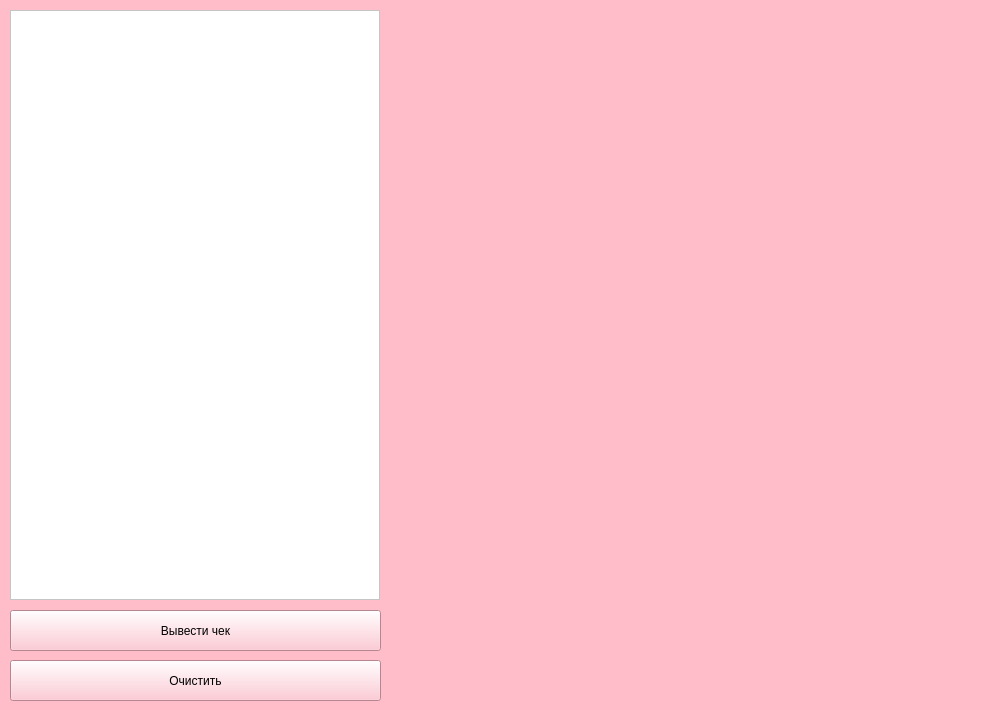
Before: the Qt Designer form ui_files/Check.ui in showpicep/SQLite_PyQt, drawn with Qt 5.
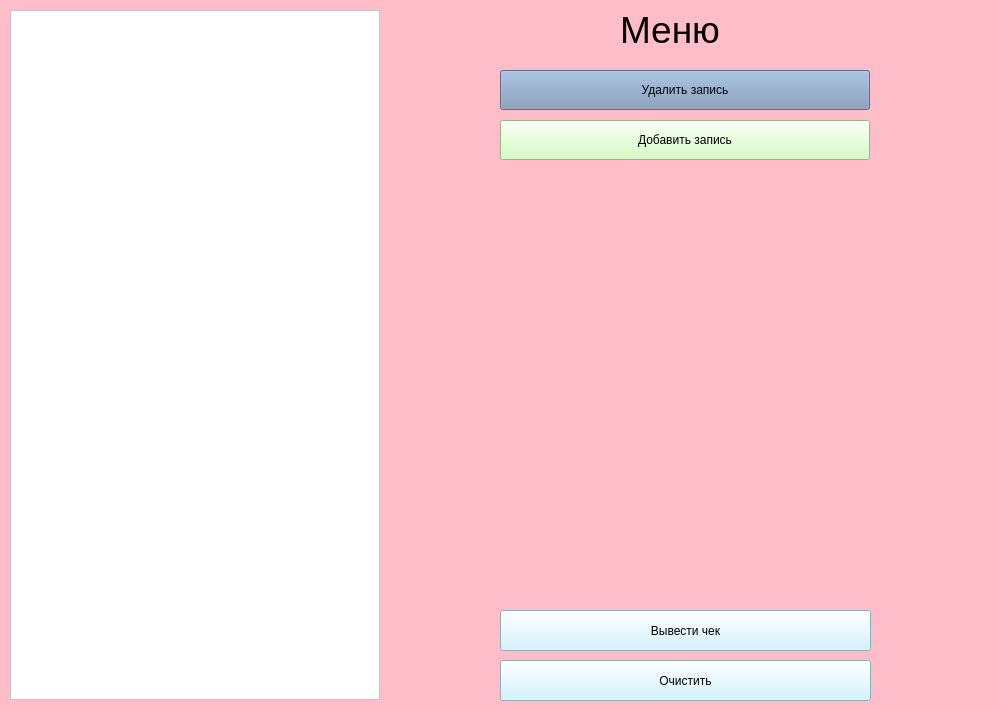
After: the same form once the commit is applied.

```diff
--- a/ui_files/Check.ui
+++ b/ui_files/Check.ui
@@ -10,6 +10,18 @@
     <height>710</height>
    </rect>
   </property>
+  <property name="minimumSize">
+   <size>
+    <width>0</width>
+    <height>0</height>
+   </size>
+  </property>
+  <property name="maximumSize">
+   <size>
+    <width>1000</width>
+    <height>710</height>
+   </size>
+  </property>
   <property name="windowTitle">
    <string>MainWindow</string>
   </property>
@@ -24,7 +36,7 @@
       <x>10</x>
       <y>10</y>
       <width>370</width>
-      <height>590</height>
+      <height>690</height>
      </rect>
     </property>
     <property name="font">
@@ -39,12 +51,15 @@
    <widget class="QPushButton" name="GenButt">
     <property name="geometry">
      <rect>
-      <x>10</x>
+      <x>500</x>
       <y>610</y>
       <width>371</width>
       <height>41</height>
      </rect>
     </property>
+    <property name="styleSheet">
+     <string notr="true">background-color: rgb(199, 242, 255);</string>
+    </property>
     <property name="text">
      <string>Вывести чек</string>
     </property>
@@ -52,16 +67,70 @@
    <widget class="QPushButton" name="ClearButt">
     <property name="geometry">
      <rect>
-      <x>10</x>
+      <x>500</x>
       <y>660</y>
       <width>371</width>
       <height>41</height>
      </rect>
     </property>
+    <property name="styleSheet">
+     <string notr="true">background-color: rgb(199, 242, 255);</string>
+    </property>
     <property name="text">
      <string>Очистить</string>
     </property>
    </widget>
+   <widget class="QPushButton" name="gotodel">
+    <property name="geometry">
+     <rect>
+      <x>500</x>
+      <y>70</y>
+      <width>370</width>
+      <height>40</height>
+     </rect>
+    </property>
+    <property name="styleSheet">
+     <string notr="true">background-color: rgb(121, 148, 181);</string>
+    </property>
+    <property name="text">
+     <string>Удалить запись</string>
+    </property>
+   </widget>
+   <widget class="QPushButton" name="gotoadd">
+    <property name="geometry">
+     <rect>
+      <x>500</x>
+      <y>120</y>
+      <width>370</width>
+      <height>40</height>
+     </rect>
+    </property>
+    <property name="styleSheet">
+     <string notr="true">background-color: rgb(203, 255, 178);
+</string>
+    </property>
+    <property name="text">
+     <string>Добавить запись</string>
+    </property>
+   </widget>
+   <widget class="QLabel" name="label">
+    <property name="geometry">
+     <rect>
+      <x>620</x>
+      <y>10</y>
+      <width>131</width>
+      <height>40</height>
+     </rect>
+    </property>
+    <property name="font">
+     <font>
+      <pointsize>28</pointsize>
+     </font>
+    </property>
+    <property name="text">
+     <string>Меню</string>
+    </property>
+   </widget>
   </widget>
  </widget>
  <resources/>
```
